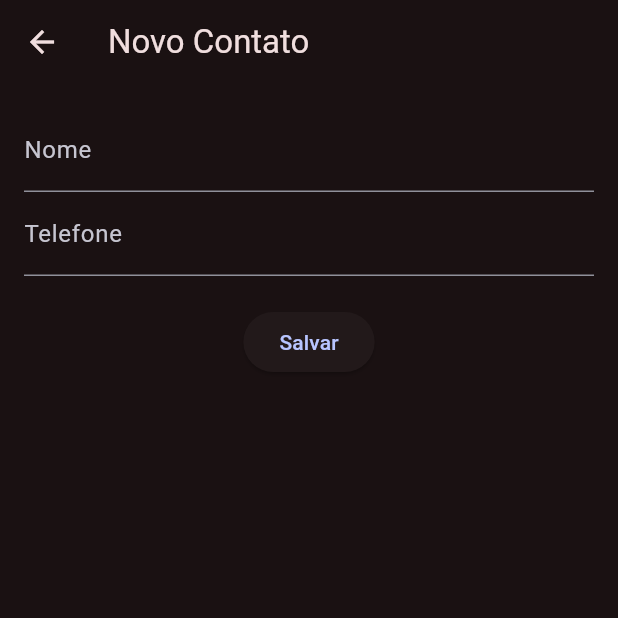
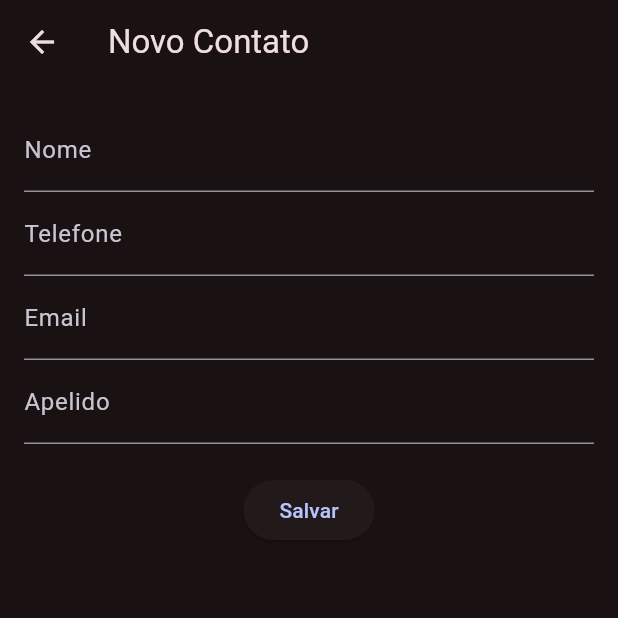
Before and after one commit to Rafael100324/crud_contacts, a Flutter app: the screen it shows after launch, after a tap on the "add" icon, on a phone screen of 412 x 824 dp, the top half of it. Run offline on Flutter 3.47's test engine with Material 3 defaults, Android fonts, the light colour scheme and no system bars; our stand-ins replace sqflite; accounts and stored records are empty.

Commit message:
segundo commit

```diff
--- a/lib/database_helper.dart
+++ b/lib/database_helper.dart
@@ -18,11 +18,23 @@ class DatabaseHelper {
     String path = join(await getDatabasesPath(), 'contacts.db');
     return await openDatabase(
       path,
-      version: 1,
+      version: 2,
       onCreate: (db, version) {
         return db.execute(
-          "CREATE TABLE contacts(id INTEGER PRIMARY KEY, name TEXT, phone TEXT)",
+          '''CREATE TABLE contacts(
+            id INTEGER PRIMARY KEY,
+            name TEXT,
+            phone TEXT,
+            email TEXT,
+            nickname TEXT
+          )''',
         );
+      },
+      onUpgrade: (db, oldVersion, newVersion) {
+        if (oldVersion < 2) {
+          db.execute('ALTER TABLE contacts ADD COLUMN email TEXT');
+          db.execute('ALTER TABLE contacts ADD COLUMN nickname TEXT');
+        }
       },
     );
   }
--- a/lib/models/contact.dart
+++ b/lib/models/contact.dart
@@ -2,14 +2,24 @@ class Contact {
   final int? id;
   final String name;
   final String phone;
+  final String email;
+  final String nickname;
 
-  Contact({this.id, required this.name, required this.phone});
+  Contact({
+    this.id,
+    required this.name,
+    required this.phone,
+    required this.email,
+    required this.nickname,
+  });
 
   Map<String, dynamic> toMap() {
     return {
       'id': id,
       'name': name,
       'phone': phone,
+      'email': email,
+      'nickname': nickname,
     };
   }
 
@@ -18,6 +28,8 @@ class Contact {
       id: map['id'],
       name: map['name'],
       phone: map['phone'],
+      email: map['email'],
+      nickname: map['nickname'],
     );
   }
 }
--- a/lib/screens/contact_form_screen.dart
+++ b/lib/screens/contact_form_screen.dart
@@ -14,19 +14,28 @@ class _ContactFormScreenState extends State<ContactFormScreen> {
   final _formKey = GlobalKey<FormState>();
   late String _name;
   late String _phone;
+  late String _email;
+  late String _nickname;
 
   @override
   void initState() {
     super.initState();
     _name = widget.contact?.name ?? '';
     _phone = widget.contact?.phone ?? '';
+    _email = widget.contact?.email ?? '';
+    _nickname = widget.contact?.nickname ?? '';
   }
 
   void _saveContact() async {
     if (_formKey.currentState!.validate()) {
       _formKey.currentState!.save();
-      final newContact =
-          Contact(name: _name, phone: _phone, id: widget.contact?.id);
+      final newContact = Contact(
+        name: _name,
+        phone: _phone,
+        email: _email,
+        nickname: _nickname,
+        id: widget.contact?.id,
+      );
       if (widget.contact == null) {
         await DatabaseHelper().insertContact(newContact.toMap());
       } else {
@@ -70,6 +79,28 @@ class _ContactFormScreenState extends State<ContactFormScreen> {
                 },
                 onSaved: (value) => _phone = value!,
               ),
+              TextFormField(
+                initialValue: _email,
+                decoration: InputDecoration(labelText: 'Email'),
+                validator: (value) {
+                  if (value == null || value.isEmpty) {
+                    return 'Insira o email';
+                  }
+                  return null;
+                },
+                onSaved: (value) => _email = value!,
+              ),
+              TextFormField(
+                initialValue: _nickname, // Campo de apelido
+                decoration: InputDecoration(labelText: 'Apelido'),
+                validator: (value) {
+                  if (value == null || value.isEmpty) {
+                    return 'Insira o apelido';
+                  }
+                  return null;
+                },
+                onSaved: (value) => _nickname = value!,
+              ),
               SizedBox(height: 20),
               ElevatedButton(
                 onPressed: _saveContact,
--- a/lib/screens/contacts_list_screen.dart
+++ b/lib/screens/contacts_list_screen.dart
@@ -41,7 +41,9 @@ class _ContactsListScreenState extends State<ContactsListScreen> {
           final contact = _contacts[index];
           return ListTile(
             title: Text(contact.name),
-            subtitle: Text(contact.phone),
+            subtitle: Text(
+              'Telefone: ${contact.phone}\nEmail: ${contact.email}\nApelido: ${contact.nickname}', // Exibindo email e apelido
+            ),
             trailing: IconButton(
               icon: Icon(Icons.delete),
               onPressed: () => _deleteContact(contact.id!),
```
Also changed, not shown: 1 other file.
